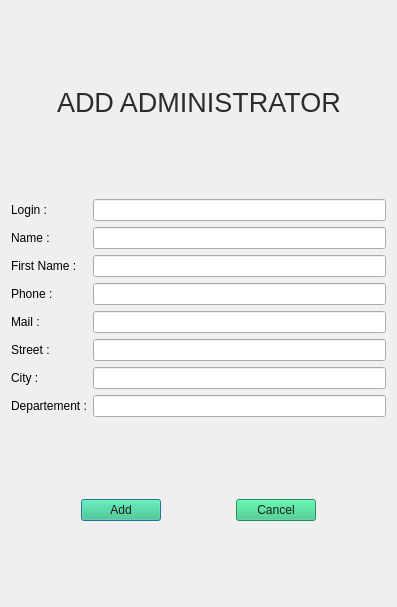
Selecat/Patate, file dialogaddadmin.ui: the form before one commit.
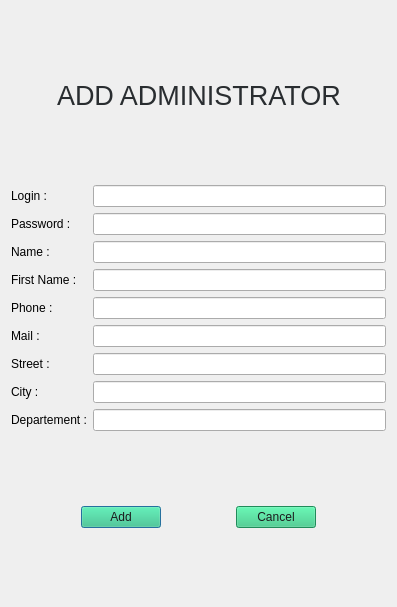
The form after the commit.

Commit message: avancé sur l'ajout d'Admin par le Super admin

```diff
--- a/dialogaddadmin.ui
+++ b/dialogaddadmin.ui
@@ -22,7 +22,7 @@
      <property name="sizeHint" stdset="0">
       <size>
        <width>20</width>
-       <height>61</height>
+       <height>53</height>
       </size>
      </property>
     </spacer>
@@ -83,7 +83,7 @@
      <property name="sizeHint" stdset="0">
       <size>
        <width>20</width>
-       <height>68</height>
+       <height>60</height>
       </size>
      </property>
     </spacer>
@@ -97,35 +97,35 @@
        </property>
       </widget>
      </item>
-     <item row="1" column="0">
+     <item row="2" column="0">
       <widget class="QLabel" name="label_2">
        <property name="text">
         <string>Name :</string>
        </property>
       </widget>
      </item>
-     <item row="2" column="0">
+     <item row="3" column="0">
       <widget class="QLabel" name="label_3">
        <property name="text">
         <string>First Name : </string>
        </property>
       </widget>
      </item>
-     <item row="3" column="0">
+     <item row="4" column="0">
       <widget class="QLabel" name="label_4">
        <property name="text">
         <string>Phone :</string>
        </property>
       </widget>
      </item>
-     <item row="4" column="0">
+     <item row="5" column="0">
       <widget class="QLabel" name="label_5">
        <property name="text">
         <string>Mail :</string>
        </property>
       </widget>
      </item>
-     <item row="5" column="0">
+     <item row="6" column="0">
       <widget class="QLabel" name="label_6">
        <property name="text">
         <string>Street :</string>
@@ -135,41 +135,51 @@
      <item row="0" column="1">
       <widget class="QLineEdit" name="lineEditLoginAddAdmin"/>
      </item>
-     <item row="1" column="1">
-      <widget class="QLineEdit" name="lineEditNameAddAdmin"/>
-     </item>
      <item row="2" column="1">
-      <widget class="QLineEdit" name="lineEditFNameAddAdmin"/>
+      <widget class="QLineEdit" name="lineEditNameAddAdmin"/>
      </item>
      <item row="3" column="1">
-      <widget class="QLineEdit" name="lineEditPhoneAddAdmin"/>
+      <widget class="QLineEdit" name="lineEditFNameAddAdmin"/>
      </item>
      <item row="4" column="1">
-      <widget class="QLineEdit" name="lineEditMailAddAdmin"/>
+      <widget class="QLineEdit" name="lineEditPhoneAddAdmin"/>
      </item>
      <item row="5" column="1">
+      <widget class="QLineEdit" name="lineEditMailAddAdmin"/>
+     </item>
+     <item row="6" column="1">
       <widget class="QLineEdit" name="lineEditStreetAddAdmin"/>
      </item>
-     <item row="6" column="0">
+     <item row="7" column="0">
       <widget class="QLabel" name="label_7">
        <property name="text">
         <string>City :</string>
        </property>
       </widget>
      </item>
-     <item row="7" column="0">
+     <item row="8" column="0">
       <widget class="QLabel" name="label_8">
        <property name="text">
         <string>Departement :</string>
        </property>
       </widget>
      </item>
-     <item row="6" column="1">
-      <widget class="QLineEdit" name="lineEditCityAddAdmin"/>
-     </item>
      <item row="7" column="1">
+      <widget class="QLineEdit" name="lineEditCityAddAdmin"/>
+     </item>
+     <item row="8" column="1">
       <widget class="QLineEdit" name="lineEditDepartementAddAdmin"/>
      </item>
+     <item row="1" column="0">
+      <widget class="QLabel" name="label_9">
+       <property name="text">
+        <string>Password :</string>
+       </property>
+      </widget>
+     </item>
+     <item row="1" column="1">
+      <widget class="QLineEdit" name="lineEditPassAddAdmin"/>
+     </item>
     </layout>
    </item>
    <item>
@@ -180,7 +190,7 @@
      <property name="sizeHint" stdset="0">
       <size>
        <width>20</width>
-       <height>60</height>
+       <height>52</height>
       </size>
      </property>
     </spacer>
```
The commit also changes 1 other file.
